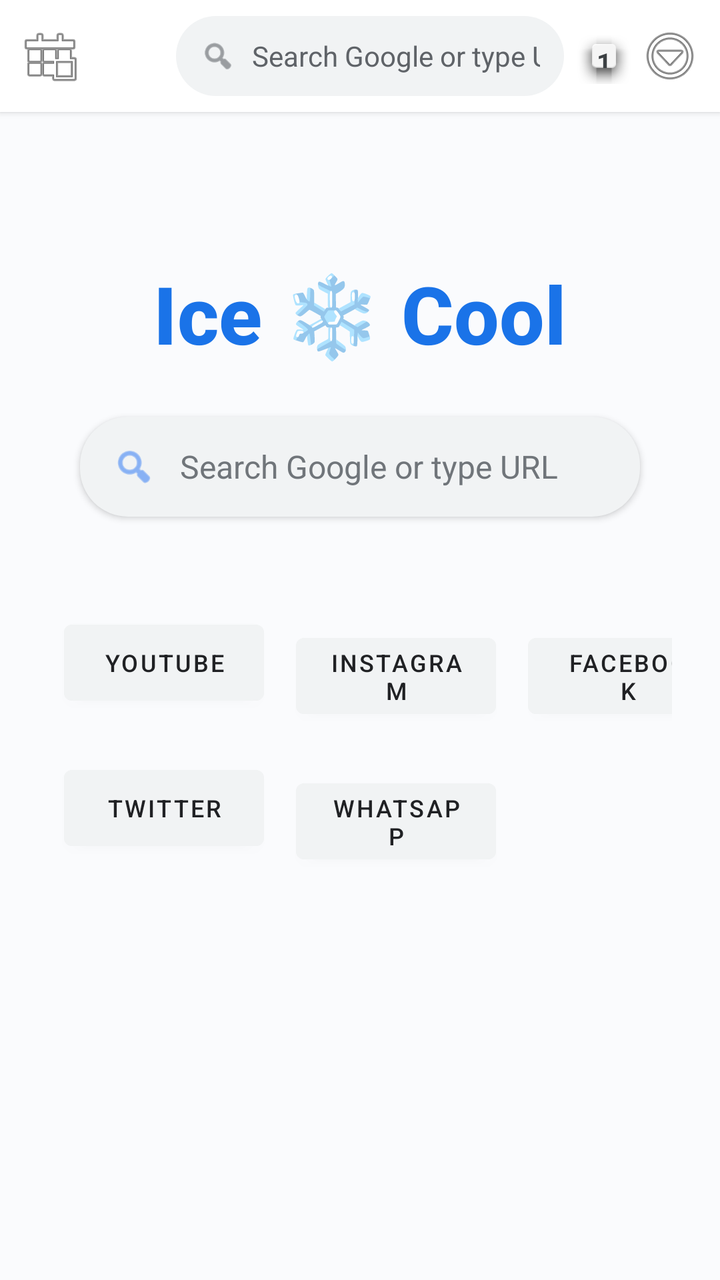
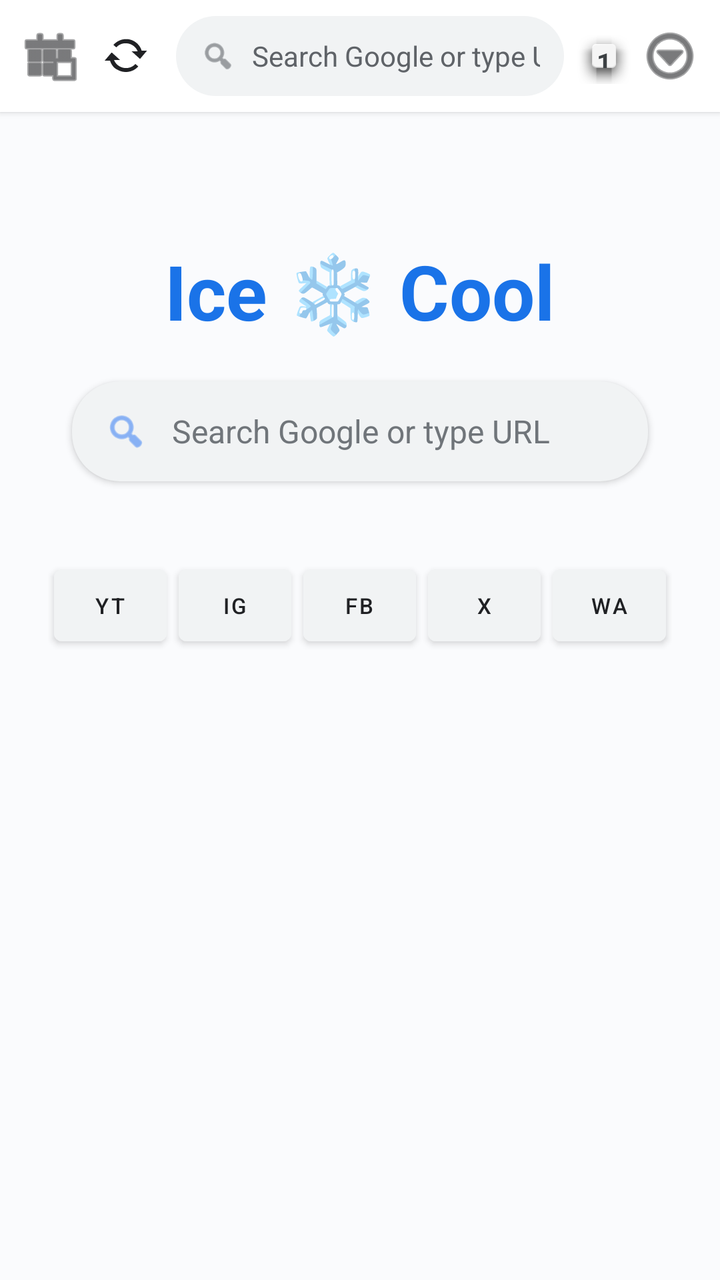

Compare the two renders of this Android layout. The source of the first and the diff that turns it into the second are given below.
<!-- AndroidManifest.xml: application theme Theme.MaterialComponents.Light.NoActionBar -->
<!-- res/layout/activity_main.xml -->
<?xml version="1.0" encoding="utf-8"?>
<RelativeLayout xmlns:android="http://schemas.android.com/apk/res/android"
    xmlns:app="http://schemas.android.com/apk/res-auto"
    android:layout_width="match_parent"
    android:layout_height="match_parent"
    android:background="#FFFFFF">

    
    <LinearLayout
        android:id="@+id/topBar"
        android:layout_width="match_parent"
        android:layout_height="56dp"
        android:background="#FFFFFF"
        android:elevation="2dp"
        android:gravity="center_vertical"
        android:orientation="horizontal"
        android:paddingHorizontal="6dp">

        <ImageButton
            android:id="@+id/btnHomeNav"
            android:layout_width="38dp"
            android:layout_height="38dp"
            android:background="?attr/selectableItemBackgroundBorderless"
            android:src="@android:drawable/ic_menu_today"
            android:contentDescription="Home"/>

        <ImageButton
            android:id="@+id/btnRefresh"
            android:layout_width="38dp"
            android:layout_height="38dp"
            android:background="?attr/selectableItemBackgroundBorderless"
            android:src="@android:drawable/stat_notify_sync"
            android:contentDescription="Refresh"/>

        
        <LinearLayout
            android:layout_width="0dp"
            android:layout_height="40dp"
            android:layout_weight="1"
            android:layout_marginHorizontal="6dp"
            android:background="@drawable/search_bg"
            android:gravity="center_vertical"
            android:orientation="horizontal"
            android:paddingHorizontal="12dp">

            <ImageView
                android:layout_width="18dp"
                android:layout_height="18dp"
                android:src="@android:drawable/ic_menu_search"
                app:tint="#5F6368" />

            <EditText
                android:id="@+id/etSearchUrl"
                android:layout_width="match_parent"
                android:layout_height="match_parent"
                android:background="@null"
                android:hint="Search Google or type URL"
                android:imeOptions="actionSearch"
                android:inputType="textUri"
                android:paddingStart="8dp"
                android:textColor="#202124"
                android:textColorHint="#5F6368"
                android:textSize="14sp" />
        </LinearLayout>

        
        <TextView
            android:id="@+id/btnTabCounter"
            android:layout_width="28dp"
            android:layout_height="28dp"
            android:background="@android:drawable/dialog_holo_light_frame"
            android:gravity="center"
            android:text="1"
            android:textColor="#3C4043"
            android:textSize="13sp"
            android:textStyle="bold" />

        
        <ImageButton
            android:id="@+id/btnMenu"
            android:layout_width="38dp"
            android:layout_height="38dp"
            android:background="?attr/selectableItemBackgroundBorderless"
            android:src="@android:drawable/ic_menu_more"
            android:contentDescription="Menu"/>
    </LinearLayout>

    
    <FrameLayout
        android:id="@+id/webContainer"
        android:layout_width="match_parent"
        android:layout_height="match_parent"
        android:layout_below="@id/topBar">

        
        <ScrollView
            android:id="@+id/homeView"
            android:layout_width="match_parent"
            android:layout_height="match_parent"
            android:fillViewport="true"
            android:background="#FAFBFD">

            <LinearLayout
                android:layout_width="match_parent"
                android:layout_height="wrap_content"
                android:gravity="center_horizontal"
                android:orientation="vertical"
                android:padding="24dp">

                
                <TextView
                    android:layout_width="wrap_content"
                    android:layout_height="wrap_content"
                    android:layout_marginTop="50dp"
                    android:layout_marginBottom="25dp"
                    android:text="Ice ❄️ Cool"
                    android:textColor="#1A73E8"
                    android:textSize="40sp"
                    android:textStyle="bold"
                    android:fontFamily="sans-serif-medium" />

                
                <LinearLayout
                    android:layout_width="match_parent"
                    android:layout_height="50dp"
                    android:layout_marginHorizontal="16dp"
                    android:layout_marginBottom="30dp"
                    android:background="@drawable/search_bg"
                    android:elevation="2dp"
                    android:gravity="center_vertical"
                    android:orientation="horizontal"
                    android:paddingHorizontal="16dp">

                    <ImageView
                        android:layout_width="22dp"
                        android:layout_height="22dp"
                        android:src="@android:drawable/ic_menu_search"
                        app:tint="#4285F4" />

                    <EditText
                        android:id="@+id/etHomeSearch"
                        android:layout_width="match_parent"
                        android:layout_height="match_parent"
                        android:background="@null"
                        android:hint="Search Google or type URL"
                        android:imeOptions="actionSearch"
                        android:inputType="textUri"
                        android:paddingStart="12dp"
                        android:textColor="#202124"
                        android:textColorHint="#70757A"
                        android:textSize="16sp" />
                </LinearLayout>

                
                <GridLayout
                    android:layout_width="wrap_content"
                    android:layout_height="wrap_content"
                    android:columnCount="3"
                    android:layout_marginTop="10dp"
                    android:alignmentMode="alignMargins">

                    <Button
                        android:id="@+id/btnYoutube"
                        android:layout_width="100dp"
                        android:layout_height="50dp"
                        android:layout_margin="8dp"
                        android:backgroundTint="#F1F3F4"
                        android:text="YouTube"
                        android:textColor="#202124"
                        android:textSize="12sp" />

                    <Button
                        android:id="@+id/btnInstagram"
                        android:layout_width="100dp"
                        android:layout_height="50dp"
                        android:layout_margin="8dp"
                        android:backgroundTint="#F1F3F4"
                        android:text="Instagram"
                        android:textColor="#202124"
                        android:textSize="12sp" />

                    <Button
                        android:id="@+id/btnFacebook"
                        android:layout_width="100dp"
                        android:layout_height="50dp"
                        android:layout_margin="8dp"
                        android:backgroundTint="#F1F3F4"
                        android:text="Facebook"
                        android:textColor="#202124"
                        android:textSize="12sp" />

                    <Button
                        android:id="@+id/btnTwitter"
                        android:layout_width="100dp"
                        android:layout_height="50dp"
                        android:layout_margin="8dp"
                        android:backgroundTint="#F1F3F4"
                        android:text="Twitter"
                        android:textColor="#202124"
                        android:textSize="12sp" />

                    <Button
                        android:id="@+id/btnWhatsapp"
                        android:layout_width="100dp"
                        android:layout_height="50dp"
                        android:layout_margin="8dp"
                        android:backgroundTint="#F1F3F4"
                        android:text="WhatsApp"
                        android:textColor="#202124"
                        android:textSize="12sp" />
                </GridLayout>

            </LinearLayout>
        </ScrollView>
    </FrameLayout>

</RelativeLayout>
<!-- resources referenced by this layout -->
<resources>
  <!-- drawable search_bg (drawable) -->
  <?xml version="1.0" encoding="utf-8"?>
  <shape xmlns:android="http://schemas.android.com/apk/res/android">
      <solid android:color="#F1F3F4"/>
      <corners android:radius="24dp"/>
  </shape>
</resources>

<!-- the commit's change to res/layout/activity_main.xml (unified diff, before → after) -->
@@ -22,6 +22,7 @@
             android:layout_height="38dp"
             android:background="?attr/selectableItemBackgroundBorderless"
             android:src="@android:drawable/ic_menu_today"
+            app:tint="#202124"
             android:contentDescription="Home"/>
 
         <ImageButton
@@ -30,6 +31,7 @@
             android:layout_height="38dp"
             android:background="?attr/selectableItemBackgroundBorderless"
             android:src="@android:drawable/stat_notify_sync"
+            app:tint="#202124"
             android:contentDescription="Refresh"/>
 
         
@@ -82,6 +84,7 @@
             android:layout_height="38dp"
             android:background="?attr/selectableItemBackgroundBorderless"
             android:src="@android:drawable/ic_menu_more"
+            app:tint="#202124"
             android:contentDescription="Menu"/>
     </LinearLayout>
 
@@ -111,20 +114,19 @@
                 <TextView
                     android:layout_width="wrap_content"
                     android:layout_height="wrap_content"
-                    android:layout_marginTop="50dp"
-                    android:layout_marginBottom="25dp"
+                    android:layout_marginTop="40dp"
+                    android:layout_marginBottom="20dp"
                     android:text="Ice ❄️ Cool"
                     android:textColor="#1A73E8"
-                    android:textSize="40sp"
-                    android:textStyle="bold"
-                    android:fontFamily="sans-serif-medium" />
+                    android:textSize="38sp"
+                    android:textStyle="bold" />
 
                 
                 <LinearLayout
                     android:layout_width="match_parent"
                     android:layout_height="50dp"
-                    android:layout_marginHorizontal="16dp"
-                    android:layout_marginBottom="30dp"
+                    android:layout_marginHorizontal="12dp"
+                    android:layout_marginBottom="25dp"
                     android:background="@drawable/search_bg"
                     android:elevation="2dp"
                     android:gravity="center_vertical"
@@ -152,63 +154,69 @@
                 </LinearLayout>
 
                 
-                <GridLayout
-                    android:layout_width="wrap_content"
+                <LinearLayout
+                    android:layout_width="match_parent"
                     android:layout_height="wrap_content"
-                    android:columnCount="3"
-                    android:layout_marginTop="10dp"
-                    android:alignmentMode="alignMargins">
+                    android:orientation="horizontal"
+                    android:gravity="center"
+                    android:weightSum="5"
+                    android:layout_marginTop="10dp">
 
                     <Button
                         android:id="@+id/btnYoutube"
-                        android:layout_width="100dp"
-                        android:layout_height="50dp"
-                        android:layout_margin="8dp"
-                        android:backgroundTint="#F1F3F4"
-                        android:text="YouTube"
-                        android:textColor="#202124"
-                        android:textSize="12sp" />
+                        android:layout_width="0dp"
+                        android:layout_height="48dp"
+                        android:layout_weight="1"
+                        android:layout_margin="3dp"
+                        android:backgroundTint="#F1F3F4"
+                        android:text="YT"
+                        android:textColor="#202124"
+                        android:textSize="11sp" />
 
                     <Button
                         android:id="@+id/btnInstagram"
-                        android:layout_width="100dp"
-                        android:layout_height="50dp"
-                        android:layout_margin="8dp"
-                        android:backgroundTint="#F1F3F4"
-                        android:text="Instagram"
-                        android:textColor="#202124"
-                        android:textSize="12sp" />
+                        android:layout_width="0dp"
+                        android:layout_height="48dp"
+                        android:layout_weight="1"
+                        android:layout_margin="3dp"
+                        android:backgroundTint="#F1F3F4"
+                        android:text="IG"
+                        android:textColor="#202124"
+                        android:textSize="11sp" />
 
                     <Button
                         android:id="@+id/btnFacebook"
-                        android:layout_width="100dp"
-                        android:layout_height="50dp"
-                        android:layout_margin="8dp"
-                        android:backgroundTint="#F1F3F4"
-                        android:text="Facebook"
-                        android:textColor="#202124"
-                        android:textSize="12sp" />
+                        android:layout_width="0dp"
+                        android:layout_height="48dp"
+                        android:layout_weight="1"
+                        android:layout_margin="3dp"
+                        android:backgroundTint="#F1F3F4"
+                        android:text="FB"
+                        android:textColor="#202124"
+                        android:textSize="11sp" />
 
                     <Button
                         android:id="@+id/btnTwitter"
-                        android:layout_width="100dp"
-                        android:layout_height="50dp"
-                        android:layout_margin="8dp"
-                        android:backgroundTint="#F1F3F4"
-                        android:text="Twitter"
-                        android:textColor="#202124"
-                        android:textSize="12sp" />
+                        android:layout_width="0dp"
+                        android:layout_height="48dp"
+                        android:layout_weight="1"
+                        android:layout_margin="3dp"
+                        android:backgroundTint="#F1F3F4"
+                        android:text="X"
+                        android:textColor="#202124"
+                        android:textSize="11sp" />
 
                     <Button
                         android:id="@+id/btnWhatsapp"
-                        android:layout_width="100dp"
-                        android:layout_height="50dp"
-                        android:layout_margin="8dp"
-                        android:backgroundTint="#F1F3F4"
-                        android:text="WhatsApp"
-                        android:textColor="#202124"
-                        android:textSize="12sp" />
-                </GridLayout>
+                        android:layout_width="0dp"
+                        android:layout_height="48dp"
+                        android:layout_weight="1"
+                        android:layout_margin="3dp"
+                        android:backgroundTint="#F1F3F4"
+                        android:text="WA"
+                        android:textColor="#202124"
+                        android:textSize="11sp" />
+                </LinearLayout>
 
             </LinearLayout>
         </ScrollView>
